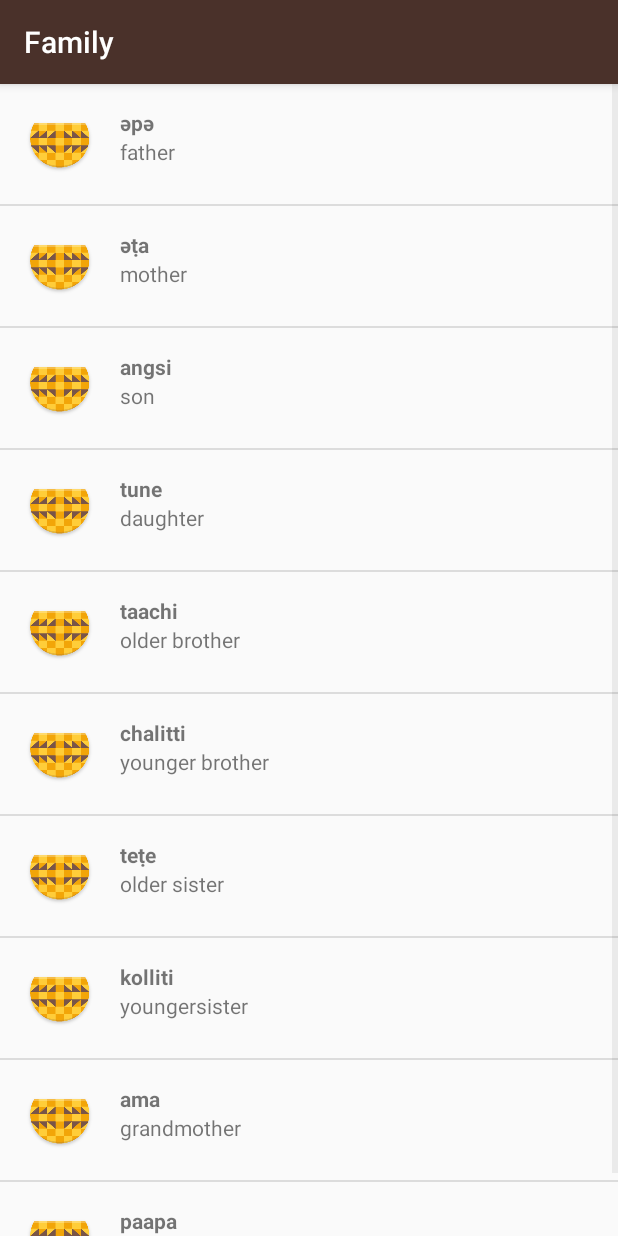
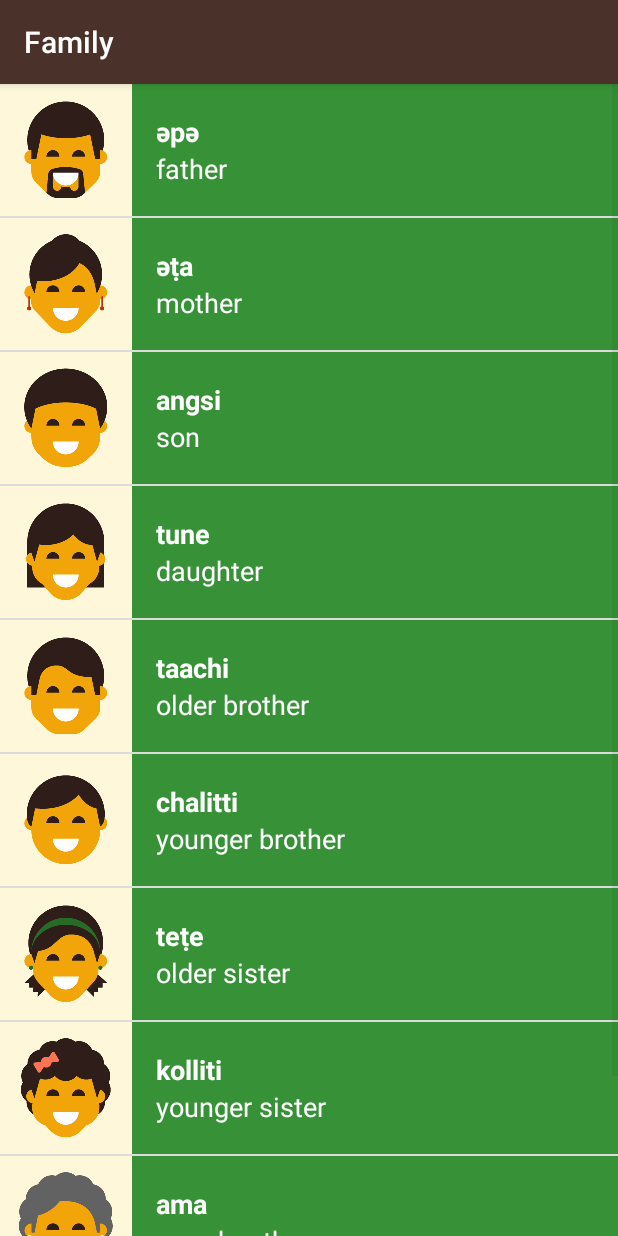
Before and after one commit to carlosughini/Udacity-Android-Basics-Multiscreen-Apps, an Android app: the FamilyActivity screen opened directly, with no data from a screen before it, on a phone screen of 412 x 824 dp. Run offline under Robolectric (Android 15) with nearby library versions, the phone set to English and light mode, and no system bars.

Commit message:
Just commiting

```diff
--- a/app/src/main/java/com/example/android/miwok/FamilyActivity.java
+++ b/app/src/main/java/com/example/android/miwok/FamilyActivity.java
@@ -15,18 +15,18 @@
         setContentView(R.layout.word_list);
 
         ArrayList<Word> words = new ArrayList<Word>();
-        words.add(new Word("father","әpә"));
-        words.add(new Word("mother","әṭa"));
-        words.add(new Word("son","angsi"));
-        words.add(new Word("daughter","tune"));
-        words.add(new Word("older brother","taachi"));
-        words.add(new Word("younger brother","chalitti"));
-        words.add(new Word("older sister","teṭe"));
-        words.add(new Word("youngersister","kolliti"));
-        words.add(new Word("grandmother","ama"));
-        words.add(new Word("grandfather","paapa"));
+        words.add(new Word("father","әpә", R.drawable.family_father));
+        words.add(new Word("mother","әṭa", R.drawable.family_mother));
+        words.add(new Word("son","angsi", R.drawable.family_son));
+        words.add(new Word("daughter","tune", R.drawable.family_daughter));
+        words.add(new Word("older brother","taachi", R.drawable.family_older_brother));
+        words.add(new Word("younger brother","chalitti", R.drawable.family_younger_brother));
+        words.add(new Word("older sister","teṭe", R.drawable.family_older_sister));
+        words.add(new Word("younger sister","kolliti", R.drawable.family_younger_sister));
+        words.add(new Word("grandmother","ama", R.drawable.family_grandmother));
+        words.add(new Word("grandfather","paapa", R.drawable.family_grandfather));
 
-        WordAdapter adapter = new WordAdapter(this,words);
+        WordAdapter adapter = new WordAdapter(this,words,R.color.category_family);
 
         ListView listView = (ListView) findViewById(R.id.listView);
 
--- a/app/src/main/java/com/example/android/miwok/PhrasesActivity.java
+++ b/app/src/main/java/com/example/android/miwok/PhrasesActivity.java
@@ -26,7 +26,7 @@
         words.add(new Word("Let's go.","yoowutis"));
         words.add(new Word("Come here.","әnni'nem"));
 
-        WordAdapter adapter = new WordAdapter(this,words);
+        WordAdapter adapter = new WordAdapter(this,words,R.color.category_phrases);
 
         ListView listView = (ListView) findViewById(R.id.listView);
 
--- a/app/src/main/java/com/example/android/miwok/Word.java
+++ b/app/src/main/java/com/example/android/miwok/Word.java
@@ -1,18 +1,48 @@
 package com.example.android.miwok;
 
 import android.content.Context;
+import android.widget.ImageView;
 
 public class Word {
 
+    /** Default translation for the word */
     private String mDefaultTranslation;
+
+    /** Miwok translation for the word */
     private String mMiwokTranslation;
+
+    /** Image resource ID for the word */
+    private int mImageResourceId = NO_IMAGE_PROVIDED;
+
+    private static final int NO_IMAGE_PROVIDED = -1;
 
     /*
     * Constructs a new Word with initial valus for default and miwok translation.
+    * Create a new Word object.
+    *
+    * @param defaultTranslation is the word in a language that the user is already familiar with (such as English)
+    *
+    * @param miwokTranslation is the word in the Miwok language
      */
     public Word(String defaultTranslation, String miwokTranslation) {
         mDefaultTranslation = defaultTranslation;
         mMiwokTranslation = miwokTranslation;
+    }
+
+    /*
+     * Constructs a new Word with initial valus for default and miwok translation.
+     * Create a new Word object.
+     *
+     * @param defaultTranslation is the word in a language that the user speaks
+     *
+     * @param miwokTranslation is the word in the Miwok language
+     *
+     * @param imageResourceId is the drawable resource ID for the image associated to it
+     */
+    public Word(String defaultTranslation, String miwokTranslation, int imageResourceId) {
+        mDefaultTranslation = defaultTranslation;
+        mMiwokTranslation = miwokTranslation;
+        mImageResourceId = imageResourceId;
     }
 
     /*
@@ -29,4 +59,17 @@
         return mMiwokTranslation;
     }
 
+    /*
+    * Get the image resource ID of the word.
+     */
+    public int getImageResourceId() {
+        return mImageResourceId;
+    }
+
+    /*
+    * Returns whether or not there is an image for this word.
+     */
+    public boolean hasImage() {
+        return mImageResourceId != NO_IMAGE_PROVIDED;
+    }
 }
--- a/app/src/main/java/com/example/android/miwok/WordAdapter.java
+++ b/app/src/main/java/com/example/android/miwok/WordAdapter.java
@@ -3,36 +3,74 @@
 import android.content.Context;
 import android.support.annotation.NonNull;
 import android.support.annotation.Nullable;
+import android.support.v4.content.ContextCompat;
 import android.view.LayoutInflater;
 import android.view.View;
 import android.view.ViewGroup;
 import android.widget.ArrayAdapter;
+import android.widget.ImageView;
 import android.widget.TextView;
 
 import java.util.ArrayList;
 
 public class WordAdapter extends ArrayAdapter<Word> {
 
-    public WordAdapter(Context context, ArrayList<Word> words) {
+    /** Resource ID for the background coor of this list of words */
+    private int mColorResourceId;
+
+    /*
+    * Create a new WordAdapter object.
+    *
+    * @param context is the current context (i.e. Activity) that the adapter is being created in
+    * @param words is the list of Words to be displayed.
+     */
+    public WordAdapter(Context context, ArrayList<Word> words, int colorResourceId) {
         super(context, 0, words);
+        mColorResourceId = colorResourceId;
     }
 
     @NonNull
     @Override
     public View getView(int position, View convertView, ViewGroup parent) {
-
-        Word currentWord = getItem(position);
-
+        // Check if an existing view is being reused, otherwise inflate the view
         View listItemView = convertView;
         if (listItemView == null) {
             listItemView = LayoutInflater.from(getContext()).inflate(R.layout.list_item, parent, false);
         }
 
+        // Get the Word object located at this position in the list
+        Word currentWord = getItem(position);
+
+        // Find the TextView in the list_item.xml layout with the ID default_text.
         TextView defaultTranslation = (TextView) listItemView.findViewById(R.id.default_text);
+        // Get the default translation from the currentWord object and set this text on the default TextView
+        defaultTranslation.setText(currentWord.getDefaultTranslation());
+
+        // Find the TextView in the list_item.xml layout with the ID miwok_text.
         TextView miwokTranslation = (TextView) listItemView.findViewById(R.id.miwok_text);
+        // Get the miwok translation from the currentWord object and set this text on the default TextView
+        miwokTranslation.setText(currentWord.getMiwokTranslation());
 
-        defaultTranslation.setText(currentWord.getDefaultTranslation());
-        miwokTranslation.setText(currentWord.getMiwokTranslation());
+        // Find the ImageView in the list_item.xml layout with the ID image.
+        ImageView image = (ImageView) listItemView.findViewById(R.id.image);
+
+        if (currentWord.hasImage()) {
+            // Get the image from the currentWord object and set this image on the ImageView
+            image.setImageResource(currentWord.getImageResourceId());
+
+            // Make sure the view is visibile
+            image.setVisibility(View.VISIBLE);
+        } else {
+            // Otherwise hide the ImageView (set visibility to GONE)
+            image.setVisibility(View.GONE);
+        }
+
+        // Set the theme color for the list item
+        View textContainer = listItemView.findViewById(R.id.text_container);
+        //Find the color that the resource ID maps to
+        int color = ContextCompat.getColor(getContext(), mColorResourceId);
+        // Set the background color of the container View
+        textContainer.setBackgroundColor(color);
 
         return listItemView;
     }
--- a/app/src/main/res/layout/list_item.xml
+++ b/app/src/main/res/layout/list_item.xml
@@ -5,33 +5,48 @@
     android:orientation="horizontal"
     android:layout_width="match_parent"
     android:layout_height="match_parent"
-    android:padding="16dp">
+    android:minHeight="@dimen/list_item_height"
+    android:background="@color/tan_background">
 
     <ImageView
         android:id="@+id/image"
-        android:layout_width="wrap_content"
-        android:layout_height="wrap_content"
-        android:src="@mipmap/ic_launcher"/>
+        android:layout_width="@dimen/list_item_height"
+        android:layout_height="@dimen/list_item_height"/>
 
     <LinearLayout
+        android:id="@+id/text_container"
         android:layout_width="match_parent"
         android:layout_height="match_parent"
         android:orientation="vertical"
         android:paddingLeft="16dp">
+
         <TextView
             android:id="@+id/miwok_text"
             android:layout_width="match_parent"
-            android:layout_height="wrap_content"
+            android:layout_height="0dp"
+            android:layout_weight="1"
+            android:gravity="bottom"
+            android:textAppearance="?android:textAppearanceMedium"
+            android:textColor="@android:color/white"
             android:textStyle="bold"
             tools:text="Miwok text"/>
 
         <TextView
             android:id="@+id/default_text"
             android:layout_width="match_parent"
-            android:layout_height="wrap_content"
+            android:layout_height="0dp"
+            android:layout_weight="1"
+            android:gravity="top"
+            android:textAppearance="?android:textAppearanceMedium"
+            android:textColor="@android:color/white"
             tools:text="Default text" />
 
     </LinearLayout>
 
+    <ImageView
+        android:layout_width="88dp"
+        android:layout_height="88dp"
+        android:src="@mipmap/ic_launcher"/>
+
 
 </LinearLayout>
--- a/app/src/main/res/layout/word_list.xml
+++ b/app/src/main/res/layout/word_list.xml
@@ -1,13 +1,9 @@
 <?xml version="1.0" encoding="utf-8"?>
-<LinearLayout
+<ListView
     xmlns:android="http://schemas.android.com/apk/res/android"
-    android:id="@+id/rootView"
+    android:id="@+id/listView"
     android:layout_width="match_parent"
     android:layout_height="match_parent"
     android:orientation="vertical">
 
-    <ListView
-        android:id="@+id/listView"
-        android:layout_width="match_parent"
-        android:layout_height="match_parent" />
-</LinearLayout>
+</ListView>
--- a/build.gradle
+++ b/build.gradle
@@ -3,9 +3,10 @@
 buildscript {
     repositories {
         jcenter()
+        google()
     }
     dependencies {
-        classpath 'com.android.tools.build:gradle:2.1.0'
+        classpath 'com.android.tools.build:gradle:3.1.4'
 
         // NOTE: Do not place your application dependencies here; they belong
         // in the individual module build.gradle files
```
Also changed, not shown: app/build.gradle (+5 -5 lines), app/src/main/java/com/example/android/miwok/ColorsActivity.java (+9 -9 lines), app/src/main/java/com/example/android/miwok/NumbersActivity.java (+11 -11 lines), gradle/wrapper/gradle-wrapper.properties.
